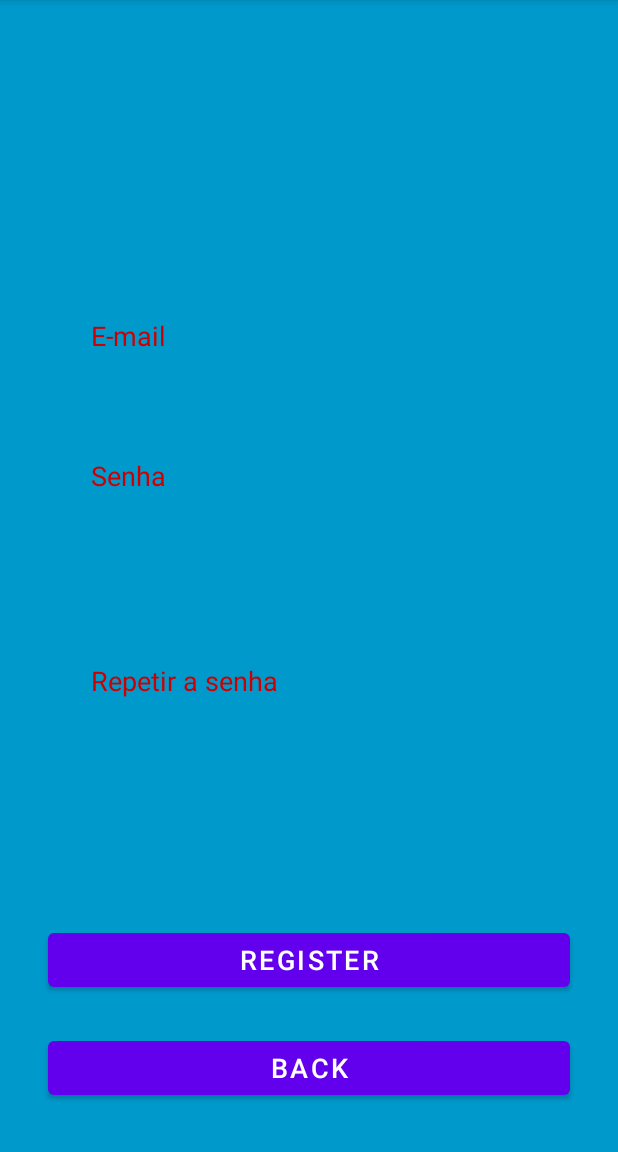
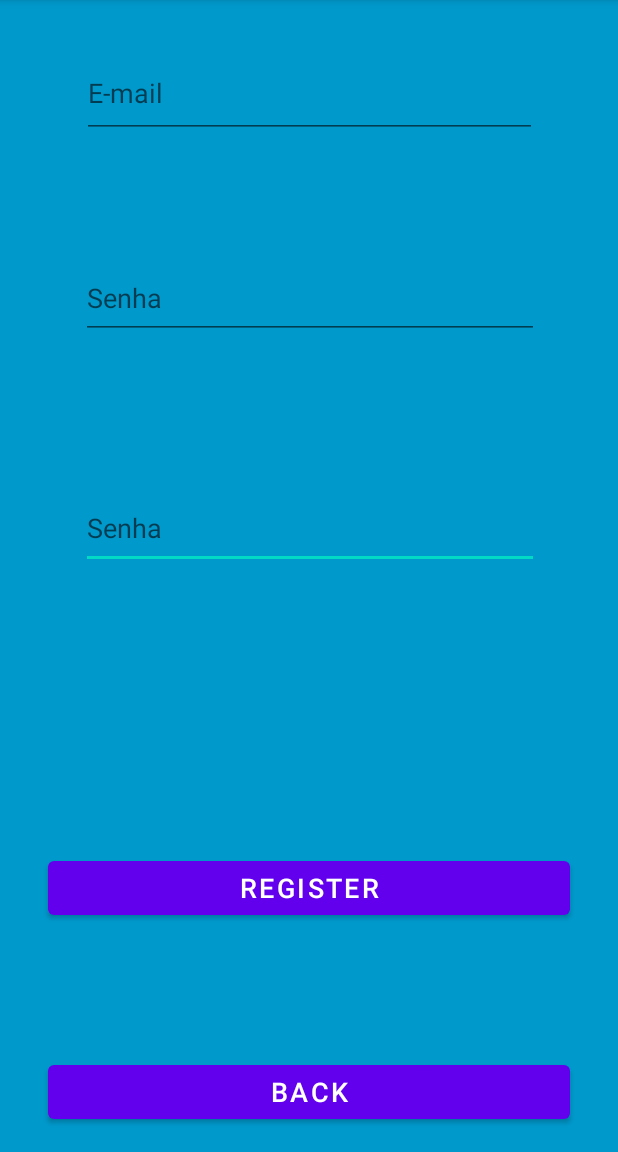
Before and after one commit to lyrio94/projetoFinal, an Android app: the RegisterActivity screen opened directly, with no data from a screen before it, on a phone screen of 412 x 824 dp, the part 84-1236 px from its top. Run offline under Robolectric (Android 15) with nearby library versions, the phone set to English and light mode, and no system bars; our stand-ins replace Firebase (no records; nobody signed in at launch, a user with empty details on screens opened directly).

Commit message:
Commit das alteracoes

```diff
--- a/app/src/main/java/projeto/iesb/br/projetofinal/domain/ForgotPassword.kt
+++ b/app/src/main/java/projeto/iesb/br/projetofinal/domain/ForgotPassword.kt
@@ -2,4 +2,5 @@ package projeto.iesb.br.projetofinal.domain
 
  data class ForgotPassword(
     var email:String,
+    var senha:String? = null
 )
--- a/app/src/main/java/projeto/iesb/br/projetofinal/interactor/ForgotPasswordInteractor.kt
+++ b/app/src/main/java/projeto/iesb/br/projetofinal/interactor/ForgotPasswordInteractor.kt
@@ -8,7 +8,8 @@ import projeto.iesb.br.projetofinal.repository.ForgotPasswordRepository
 class ForgotPasswordInteractor {
     var repo = ForgotPasswordRepository()
 
-    suspend fun resgatarSenha(data: ForgotPassword) {
-         repo.resgatarSenha(data)
+    suspend fun resgatarSenha(data: ForgotPassword): LoginResult {
+
+        return repo.resgatarSenha(data)
     }
 }
--- a/app/src/main/java/projeto/iesb/br/projetofinal/repository/ForgotPasswordRepository.kt
+++ b/app/src/main/java/projeto/iesb/br/projetofinal/repository/ForgotPasswordRepository.kt
@@ -16,9 +16,9 @@ class ForgotPasswordRepository {
             operacao.addOnCompleteListener { resultado ->
                 val resForgotPassword = LoginResult()
                 if (resultado.isSuccessful) {
-                    resForgotPassword.result = "CERTO: Senha enviada para usuario cadastrado"
+                    resForgotPassword.result = "Senha enviada para usuario cadastrado!"
                 } else {
-                    resForgotPassword.error = "Erro: Usuário inexistentes"
+                    resForgotPassword.error = "Erro: Usuário inexistente"
                 }
                 resultadoPromisse.resume(resForgotPassword)
             }
--- a/app/src/main/java/projeto/iesb/br/projetofinal/repository/RegisterRepository.kt
+++ b/app/src/main/java/projeto/iesb/br/projetofinal/repository/RegisterRepository.kt
@@ -16,8 +16,6 @@ class RegisterRepository {
                     val resRegister = RegisterResult()
                     if (resultado.isSuccessful) {
                         resRegister.result = "USUARIO_CRIADO"
-                    } else {
-                        resRegister.error = "ERRO_AO_CRIAR_USUARIO"
                     }
 
                     resultadoPromisse.resume(resRegister)
--- a/app/src/main/java/projeto/iesb/br/projetofinal/view/activity/HomeActivity.kt
+++ b/app/src/main/java/projeto/iesb/br/projetofinal/view/activity/HomeActivity.kt
@@ -7,6 +7,6 @@ import projeto.iesb.br.projetofinal.R
 class HomeActivity : AppCompatActivity() {
     override fun onCreate(savedInstanceState: Bundle?) {
         super.onCreate(savedInstanceState)
-        setContentView(R.layout.activity_login)
+        setContentView(R.layout.activity_home)
     }
 }
--- a/app/src/main/res/layout/activity_home.xml
+++ b/app/src/main/res/layout/activity_home.xml
@@ -1,5 +1,6 @@
 <?xml version="1.0" encoding="utf-8"?>
-<androidx.constraintlayout.widget.ConstraintLayout xmlns:android="http://schemas.android.com/apk/res/android"
+<androidx.constraintlayout.widget.ConstraintLayout
+    xmlns:android="http://schemas.android.com/apk/res/android"
     xmlns:app="http://schemas.android.com/apk/res-auto"
     xmlns:tools="http://schemas.android.com/tools"
     android:layout_width="match_parent"
--- a/app/src/main/res/layout/activity_register.xml
+++ b/app/src/main/res/layout/activity_register.xml
@@ -7,34 +7,21 @@
     android:background="@android:color/holo_blue_dark"
     tools:context=".view.activity.RegisterActivity">
 
-    <TextView
-        android:id="@+id/tvPasswordConfirmRegister"
-        android:layout_width="291dp"
-        android:layout_height="53dp"
-        android:hint="@string/repeat_password"
-        android:text="@string/repeat_password"
-        android:textColor="@android:color/holo_red_dark"
-        android:textColorHint="@android:color/holo_red_dark"
-        android:textSize="18sp"
+    <EditText
+        android:id="@+id/etPasswordConfirmRegistry"
+        android:layout_width="305dp"
+        android:layout_height="54dp"
+        android:layout_marginTop="32dp"
+        android:ems="10"
+        android:hint="@string/tvPassword"
+        android:importantForAutofill="no"
+        android:inputType="numberPassword"
         app:layout_constraintBottom_toTopOf="@+id/btRegister"
         app:layout_constraintEnd_toEndOf="parent"
+        app:layout_constraintHorizontal_bias="0.509"
         app:layout_constraintStart_toStartOf="parent"
-        app:layout_constraintTop_toBottomOf="@+id/tvPasswordRegister"
-        app:layout_constraintVertical_bias="0.408" />
-
-    <TextView
-        android:id="@+id/tvPasswordRegister"
-        android:layout_width="291dp"
-        android:layout_height="53dp"
-        android:layout_marginTop="40dp"
-        android:hint="@string/tvPassword"
-        android:text="@string/tvPassword"
-        android:textColor="@android:color/holo_red_dark"
-        android:textColorHint="@android:color/holo_red_dark"
-        android:textSize="18sp"
-        app:layout_constraintEnd_toEndOf="parent"
-        app:layout_constraintStart_toStartOf="parent"
-        app:layout_constraintTop_toBottomOf="@+id/tvEmailRegister" />
+        app:layout_constraintTop_toBottomOf="@+id/etPasswordRegistry"
+        app:layout_constraintVertical_bias="0.262" />
 
     <Button
         android:id="@+id/btRegister"
@@ -42,11 +29,12 @@
         android:layout_height="wrap_content"
         android:layout_marginStart="32dp"
         android:layout_marginEnd="32dp"
-        android:layout_marginBottom="24dp"
+        android:layout_marginBottom="88dp"
         android:text="@string/register"
         android:textSize="18sp"
         app:layout_constraintBottom_toTopOf="@+id/btBackRegister"
         app:layout_constraintEnd_toEndOf="parent"
+        app:layout_constraintHorizontal_bias="1.0"
         app:layout_constraintStart_toStartOf="parent" />
 
     <Button
@@ -55,35 +43,39 @@
         android:layout_height="wrap_content"
         android:layout_marginStart="32dp"
         android:layout_marginEnd="32dp"
-        android:layout_marginBottom="32dp"
+        android:layout_marginBottom="16dp"
         android:text="@string/back"
         android:textSize="18sp"
         app:layout_constraintBottom_toBottomOf="parent"
         app:layout_constraintEnd_toEndOf="parent"
-        app:layout_constraintHorizontal_bias="0.498"
+        app:layout_constraintHorizontal_bias="0.0"
         app:layout_constraintStart_toStartOf="parent" />
 
-    <ImageView
-        android:id="@+id/ivLogoRegister"
-        android:layout_width="195dp"
-        android:layout_height="171dp"
-        android:contentDescription="@string/image_from_the_register"
+    <EditText
+        android:id="@+id/etEmailRegistry"
+        android:layout_width="303dp"
+        android:layout_height="60dp"
+        android:layout_marginTop="32dp"
+        android:ems="10"
+        android:hint="@string/tvEmail"
+        android:importantForAutofill="no"
+        android:inputType="textEmailAddress"
         app:layout_constraintEnd_toEndOf="parent"
         app:layout_constraintStart_toStartOf="parent"
-        app:layout_constraintTop_toTopOf="parent"
-        tools:srcCompat="@tools:sample/avatars" />
+        app:layout_constraintTop_toTopOf="parent" />
 
-    <TextView
-        android:id="@+id/tvEmailRegister"
-        android:layout_width="291dp"
-        android:layout_height="53dp"
-        android:layout_marginTop="40dp"
-        android:hint="@string/tvEmail"
-        android:text="@string/tvEmail"
-        android:textColor="@android:color/holo_red_dark"
-        android:textColorHint="@android:color/holo_red_dark"
-        android:textSize="18sp"
+    <EditText
+        android:id="@+id/etPasswordRegistry"
+        android:layout_width="305dp"
+        android:layout_height="54dp"
+        android:layout_marginTop="80dp"
+        android:ems="10"
+        android:hint="@string/tvPassword"
+        android:importantForAutofill="no"
+        android:inputType="numberPassword"
         app:layout_constraintEnd_toEndOf="parent"
+        app:layout_constraintHorizontal_bias="0.509"
         app:layout_constraintStart_toStartOf="parent"
-        app:layout_constraintTop_toBottomOf="@+id/ivLogoRegister" />
+        app:layout_constraintTop_toBottomOf="@+id/etEmailRegistry" />
+
 </androidx.constraintlayout.widget.ConstraintLayout>
--- a/app/src/main/res/layout/fragment_lista_cartas.xml
+++ b/app/src/main/res/layout/fragment_lista_cartas.xml
@@ -3,11 +3,6 @@
     xmlns:app="http://schemas.android.com/apk/res-auto"
     xmlns:tools="http://schemas.android.com/tools">
 
-    <data>
-        <variable
-            name="varFragment"
-            type="projeto.iesb.br.projetofinal.view.fragment.ListaCartasFragment"/>
-    </data>
 
     <androidx.constraintlayout.widget.ConstraintLayout
         android:id="@+id/frameLayout"
```
Also changed, not shown: app/src/main/AndroidManifest.xml (+4 -14 lines), app/src/main/java/projeto/iesb/br/projetofinal/view/activity/ForgotPasswordActivity.kt (+4 -3 lines), app/src/main/java/projeto/iesb/br/projetofinal/view/activity/LoginActivity.kt (+5 -5 lines), app/src/main/java/projeto/iesb/br/projetofinal/view/activity/RegisterActivity.kt (+8 -11 lines), app/src/main/java/projeto/iesb/br/projetofinal/view/fragment/ListaCartasFragment.kt (+2 -5 lines), app/src/main/java/projeto/iesb/br/projetofinal/viewmodel/ForgotPasswordViewModel.kt (+7 -4 lines), app/src/main/res/layout/activity_forgot_password.xml (+15 -18 lines), app/src/main/res/layout/activity_login.xml (+77 -50 lines).
